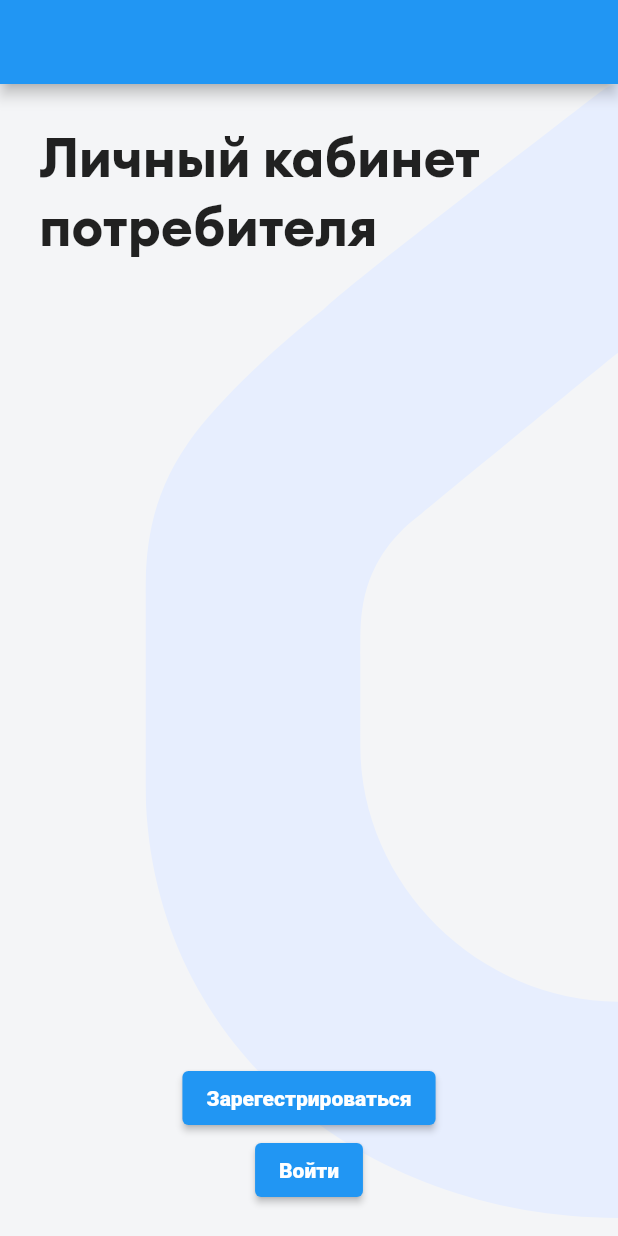
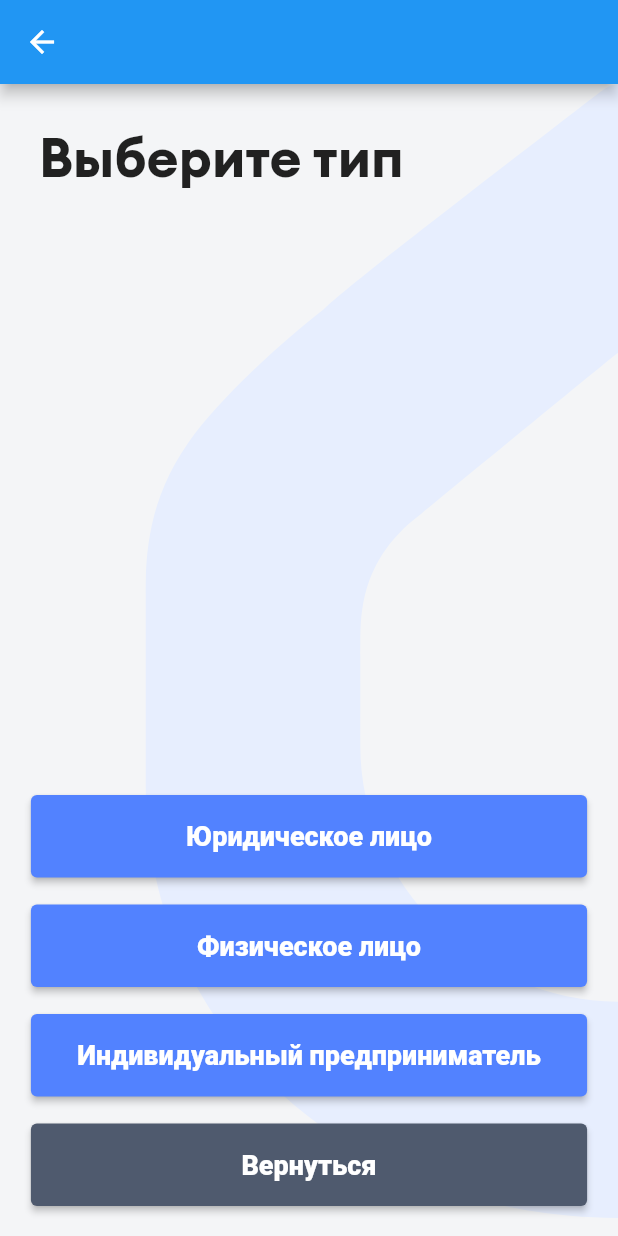
Before and after one commit to JesterVZ/Conres_App, a Flutter app: the screen it shows after launch, after a tap on "Войти", on a phone screen of 412 x 824 dp. Run offline on Flutter 3.47's test engine with Material 2 defaults, Android fonts, the phone set to English and light mode, and no system bars; our stand-ins replace flutter_svg.

Commit message:
new screens

```diff
--- a/lib/consts.dart
+++ b/lib/consts.dart
@@ -11,11 +11,18 @@ String ul = "Юридическое лицо";
 String forgotPassword = "Забыли пароль?";
 String reg = "Зарегестрироваться";
 String login = "Войти";
+String back = "Вернуться";
+String loginAccount = "Войдите в свой аккаунт";
+String lkInputText = "Лицевой счёт, телефон, email,  ИНН";
+String lkPasswordText = "Пароль";
 
 String step1 = "Шаг 1";
 String step2 = "Шаг 2";
 String step3 = "Шаг 3";
 
-Color colorMain = const Color(0xFF5282ff);
+Color colorMain = const Color(0xFF5282FF);
+Color colorGray = const Color(0xFF4F5A6E);
+Color colorGrayText = const Color(0xFF4F5A6E);
+Color inputBorder = const Color(0xFFE8EDFF);
 Color defaultBackground = const Color(0xFFf4f5f7);
 Color colorLogo = const Color(0xFFE7EEFE);
--- /dev/null
+++ b/lib/login/login-main.dart
@@ -0,0 +1,77 @@
+import 'package:flutter/cupertino.dart';
+import 'package:flutter/material.dart';
+import 'package:flutter_svg/svg.dart';
+
+import '../consts.dart';
+import 'login-step-1.dart';
+
+class LoginPage extends StatefulWidget {
+  const LoginPage({Key? key}) : super(key: key);
+
+  @override
+  State<StatefulWidget> createState() => _LoginPage();
+}
+
+class _LoginPage extends State<LoginPage> {
+  TextEditingController lkController = TextEditingController();
+  TextEditingController passwordController = TextEditingController();
+
+  final Widget svg = SvgPicture.asset('assets/background_image.svg',
+      color: colorLogo, semanticsLabel: 'Acme Logo');
+
+  @override
+  Widget build(BuildContext context) {
+    return Scaffold(
+        appBar: AppBar(),
+        resizeToAvoidBottomInset: false,
+        body: Stack(
+          fit: StackFit.expand,
+          children: [
+            Positioned(right: 0, child: svg),
+            Positioned(
+                width: 375,
+                left: 26,
+                top: 26,
+                child: Text(lkTitle,
+                    style: const TextStyle(
+                        fontFamily: 'Bubicon-Bold', fontSize: 36.0))),
+            Positioned(
+              width: MediaQuery.of(context).size.width,
+              bottom: 20,
+              child: Column(
+                children: [
+                  Container(
+                    margin: const EdgeInsets.fromLTRB(0, 0, 0, 18),
+                    child: SizedBox(
+                        width: MediaQuery.of(context).size.width * 0.9,
+                        height: 55.0,
+                        child: ElevatedButton(
+                            onPressed: () {},
+                            child: Text(
+                              reg,
+                              style: const TextStyle(fontSize: 18.0),
+                            ),
+                            style: ElevatedButton.styleFrom(primary: colorMain))),
+                  ),
+
+                  SizedBox(
+                      width: MediaQuery.of(context).size.width * 0.9,
+                      height: 55.0,
+                      child: ElevatedButton(
+                          onPressed: () {
+                            Navigator.push(context, MaterialPageRoute(builder:  (context) => const ChangeType()));
+                          },
+                          child: Text(
+                            login,
+                            style: const TextStyle(fontSize: 18.0),
+                          ),
+                          style: ElevatedButton.styleFrom(primary: colorGray))),
+
+                  //ElevatedButton(onPressed: (){}, child: Text(login)),
+                ],
+              ),
+            )
+          ],
+        ));
+  }
+}
--- /dev/null
+++ b/lib/login/login-step-1.dart
@@ -0,0 +1,108 @@
+import 'package:flutter/cupertino.dart';
+import 'package:flutter/material.dart';
+import 'package:flutter_svg/svg.dart';
+
+import '../consts.dart';
+import 'login-step-2.dart';
+
+class ChangeType extends StatefulWidget {
+  const ChangeType({Key? key}) : super(key: key);
+
+  @override
+  State<StatefulWidget> createState() => _ChangeType();
+}
+
+class _ChangeType extends State<ChangeType> {
+  TextEditingController lkController = TextEditingController();
+  TextEditingController passwordController = TextEditingController();
+
+  final Widget svg = SvgPicture.asset('assets/background_image.svg',
+      color: colorLogo, semanticsLabel: 'Acme Logo');
+
+  @override
+  Widget build(BuildContext context) {
+    return Scaffold(
+        appBar: AppBar(),
+        resizeToAvoidBottomInset: false,
+        body: Stack(
+          fit: StackFit.expand,
+          children: [
+            Positioned(right: 0, child: svg),
+            Positioned(
+                width: 375,
+                left: 26,
+                top: 26,
+                child: Text(lkChooseType,
+                    style: const TextStyle(
+                        fontFamily: 'Bubicon-Bold', fontSize: 36.0))),
+            Positioned(
+              width: MediaQuery.of(context).size.width,
+              bottom: 20,
+              child: Column(
+                children: [
+                  Container(
+                    margin: const EdgeInsets.fromLTRB(0, 0, 0, 18),
+                    child: SizedBox(
+                        width: MediaQuery.of(context).size.width * 0.9,
+                        height: 55.0,
+                        child: ElevatedButton(
+                            onPressed: () {
+                              Navigator.push(context, MaterialPageRoute(builder:  (context) => const LoginEmail()));
+                            },
+                            child: Text(
+                              ul,
+                              style: const TextStyle(fontSize: 18.0),
+                            ),
+                            style: ElevatedButton.styleFrom(primary: colorMain))),
+                  ),
+                  Container(
+                    margin: const EdgeInsets.fromLTRB(0, 0, 0, 18),
+                    child: SizedBox(
+                        width: MediaQuery.of(context).size.width * 0.9,
+                        height: 55.0,
+                        child: ElevatedButton(
+                            onPressed: () {
+                              Navigator.push(context, MaterialPageRoute(builder:  (context) => const LoginEmail()));
+                            },
+                            child: Text(
+                              fl,
+                              style: const TextStyle(fontSize: 18.0),
+                            ),
+                            style: ElevatedButton.styleFrom(primary: colorMain))),
+                  ),
+                  Container(
+                    margin: const EdgeInsets.fromLTRB(0, 0, 0, 18),
+                    child: SizedBox(
+                        width: MediaQuery.of(context).size.width * 0.9,
+                        height: 55.0,
+                        child: ElevatedButton(
+                            onPressed: () {
+                              Navigator.push(context, MaterialPageRoute(builder:  (context) => const LoginEmail()));
+                            },
+                            child: Text(
+                              ip,
+                              style: const TextStyle(fontSize: 18.0),
+                            ),
+                            style: ElevatedButton.styleFrom(primary: colorMain))),
+                  ),
+                  SizedBox(
+                      width: MediaQuery.of(context).size.width * 0.9,
+                      height: 55.0,
+                      child: ElevatedButton(
+                          onPressed: () {
+                            Navigator.pop(context);
+                          },
+                          child: Text(
+                            back,
+                            style: const TextStyle(fontSize: 18.0),
+                          ),
+                          style: ElevatedButton.styleFrom(primary: colorGray))),
+
+                  //ElevatedButton(onPressed: (){}, child: Text(login)),
+                ],
+              ),
+            )
+          ],
+        ));
+  }
+}
--- a/lib/login/login.dart
+++ /dev/null
@@ -1,53 +0,0 @@
-import 'package:flutter/cupertino.dart';
-import 'package:flutter/material.dart';
-import 'package:flutter_svg/svg.dart';
-
-import '../consts.dart';
-
-class LoginPage extends StatefulWidget {
-  const LoginPage({Key? key}) : super(key: key);
-
-  @override
-  State<StatefulWidget> createState() => _LoginPage();
-}
-
-class _LoginPage extends State<LoginPage> {
-  TextEditingController lkController = TextEditingController();
-  TextEditingController passwordController = TextEditingController();
-
-  final Widget svg = SvgPicture.asset('assets/background_image.svg',
-      color: colorLogo, semanticsLabel: 'Acme Logo');
-
-  @override
-  Widget build(BuildContext context) {
-    return Scaffold(
-        appBar: AppBar(),
-        resizeToAvoidBottomInset: false,
-        body: Stack(
-          fit: StackFit.expand,
-          children: [
-            Positioned(
-              right: 0,
-                child: svg),
-            Positioned(
-              width: 375,
-              left: 26,
-                top: 26,
-                child: Text(lkTitle, style: const TextStyle(fontFamily: 'Bubicon-Bold', fontSize: 36.0))
-            ),
-
-            Positioned(
-              width: MediaQuery.of(context).size.width,
-              bottom: 20,
-              child: Column(
-                children: [
-                  ElevatedButton(onPressed: (){}, child: Text(reg)),
-                  ElevatedButton(onPressed: (){}, child: Text(login)),
-                ],
-              ),
-            )
-
-          ],
-        ));
-  }
-}
--- a/lib/main.dart
+++ b/lib/main.dart
@@ -1,7 +1,7 @@
 import 'package:flutter/material.dart';
 
 import 'consts.dart';
-import 'login/login.dart';
+import 'login/login-main.dart';
 
 void main() {
   runApp(const MyApp());
```
Also changed, not shown: lib/login/login-step-2.dart (added, +144 -0 lines), pubspec.lock.
